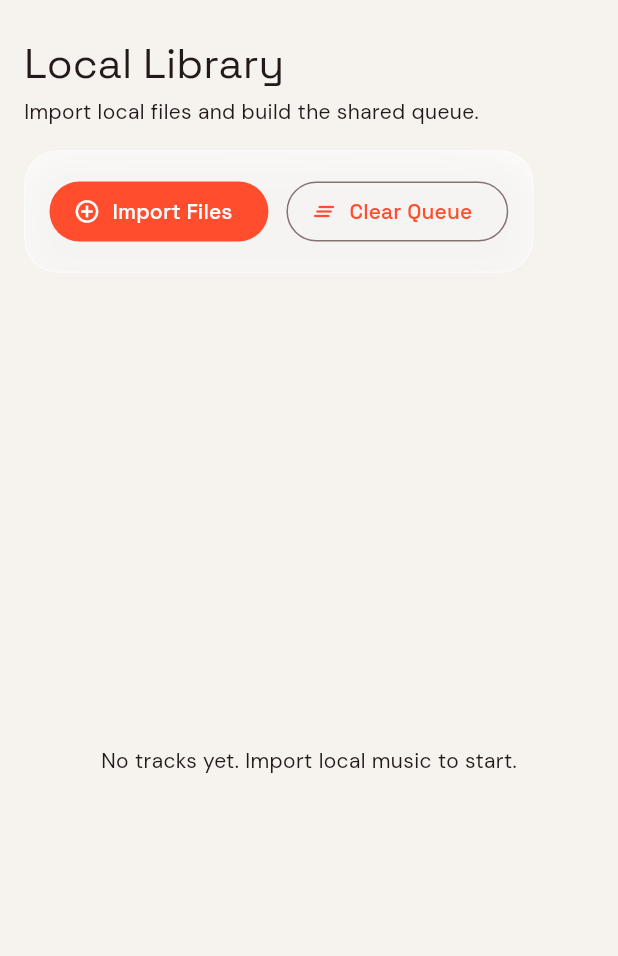
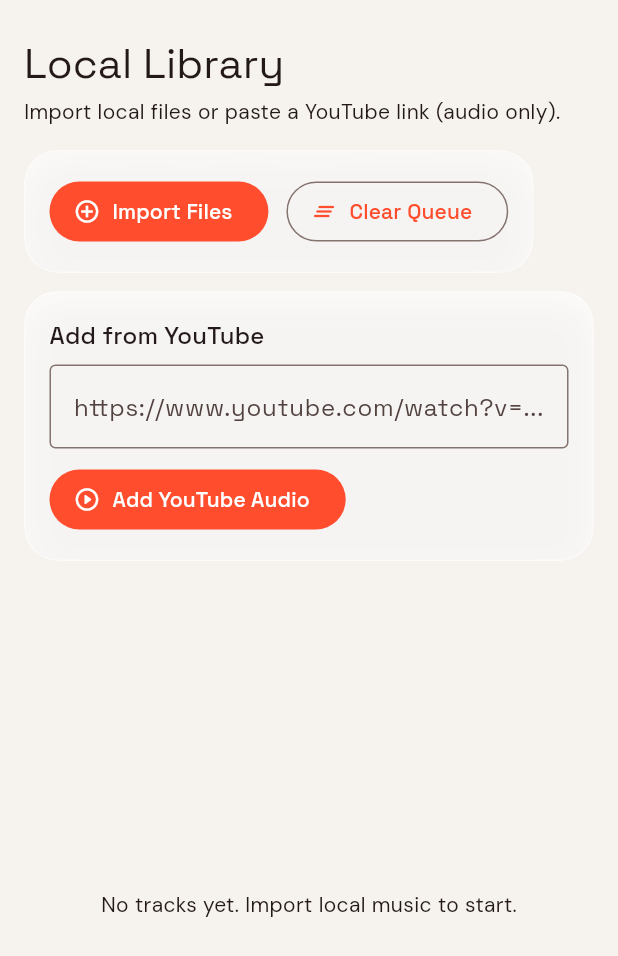
Before and after one commit to DhrubaDC1/collaborative_music_player, a Flutter app: the LibraryTab widget shown alone on an empty page, opened directly, on a phone screen of 412 x 824 dp. Shown: the top 956 px of the screen. Run offline on Flutter 3.47's test engine with Material 3 defaults, Android fonts, the phone set to English and light mode, and no system bars; our stand-ins replace audio_service, file_picker, flutter_riverpod, google_fonts, just_audio, qr_flutter; missing offline and left inert: audio_session, mobile_scanner, youtube_explode_dart; statements that could not run were skipped.

Commit message:
feat: add YouTube link audio playback with seek support

```diff
--- a/lib/features/library/library_tab.dart
+++ b/lib/features/library/library_tab.dart
@@ -3,15 +3,31 @@
 import 'package:collaborative_music_player/domain/track_item.dart';
 import 'package:collaborative_music_player/services/audio/audio_providers.dart';
 import 'package:collaborative_music_player/services/party/party_session_service.dart';
+import 'package:collaborative_music_player/services/youtube/youtube_audio_service.dart';
 import 'package:file_picker/file_picker.dart';
 import 'package:flutter/material.dart';
 import 'package:flutter_riverpod/flutter_riverpod.dart';
 
-class LibraryTab extends ConsumerWidget {
+class LibraryTab extends ConsumerStatefulWidget {
   const LibraryTab({super.key});
 
   @override
-  Widget build(BuildContext context, WidgetRef ref) {
+  ConsumerState<LibraryTab> createState() => _LibraryTabState();
+}
+
+class _LibraryTabState extends ConsumerState<LibraryTab> {
+  final _youtubeController = TextEditingController();
+  final _youtubeService = YoutubeAudioService();
+  bool _addingYoutube = false;
+
+  @override
+  void dispose() {
+    _youtubeController.dispose();
+    super.dispose();
+  }
+
+  @override
+  Widget build(BuildContext context) {
     final queueAsync = ref.watch(queueProvider);
     final partyState = ref.watch(partySessionProvider);
 
@@ -27,7 +43,7 @@
           ),
           const SizedBox(height: 4),
           Text(
-            'Import local files and build the shared queue.',
+            'Import local files or paste a YouTube link (audio only).',
             style: Theme.of(context).textTheme.bodyMedium,
           ),
           const SizedBox(height: 16),
@@ -37,7 +53,7 @@
               runSpacing: 12,
               children: [
                 FilledButton.icon(
-                  onPressed: () => _importLocalTracks(ref),
+                  onPressed: _importLocalTracks,
                   icon: const Icon(Icons.add_circle_outline),
                   label: const Text('Import Files'),
                 ),
@@ -51,6 +67,41 @@
                     avatar: const Icon(Icons.wifi_tethering, size: 18),
                     label: Text('Hosting ${partyState.peers.length} peers'),
                   ),
+              ],
+            ),
+          ),
+          const SizedBox(height: 12),
+          GlassPanel(
+            blur: 14,
+            child: Column(
+              crossAxisAlignment: CrossAxisAlignment.start,
+              children: [
+                Text(
+                  'Add from YouTube',
+                  style: Theme.of(context).textTheme.titleMedium,
+                ),
+                const SizedBox(height: 8),
+                TextField(
+                  controller: _youtubeController,
+                  decoration: const InputDecoration(
+                    border: OutlineInputBorder(),
+                    hintText: 'https://www.youtube.com/watch?v=...',
+                  ),
+                ),
+                const SizedBox(height: 10),
+                FilledButton.icon(
+                  onPressed: _addingYoutube ? null : _addYoutubeTrack,
+                  icon: _addingYoutube
+                      ? const SizedBox(
+                          width: 16,
+                          height: 16,
+                          child: CircularProgressIndicator(strokeWidth: 2),
+                        )
+                      : const Icon(Icons.play_circle_outline_rounded),
+                  label: Text(
+                    _addingYoutube ? 'Resolving...' : 'Add YouTube Audio',
+                  ),
+                ),
               ],
             ),
           ),
@@ -83,7 +134,7 @@
     );
   }
 
-  Future<void> _importLocalTracks(WidgetRef ref) async {
+  Future<void> _importLocalTracks() async {
     final result = await FilePicker.platform.pickFiles(
       allowMultiple: true,
       type: FileType.custom,
@@ -96,6 +147,34 @@
 
     final tracks = paths.map(TrackItem.fromPath).toList(growable: false);
     await ref.read(audioHandlerProvider).appendTracks(tracks);
+  }
+
+  Future<void> _addYoutubeTrack() async {
+    final url = _youtubeController.text.trim();
+    if (url.isEmpty) {
+      return;
+    }
+    setState(() => _addingYoutube = true);
+    try {
+      final track = await _youtubeService.resolveTrack(url);
+      await ref.read(audioHandlerProvider).appendTracks(<TrackItem>[track]);
+      _youtubeController.clear();
+      if (mounted) {
+        ScaffoldMessenger.of(
+          context,
+        ).showSnackBar(SnackBar(content: Text('Added: ${track.title}')));
+      }
+    } catch (error) {
+      if (mounted) {
+        ScaffoldMessenger.of(context).showSnackBar(
+          SnackBar(content: Text('Failed to add YouTube link: $error')),
+        );
+      }
+    } finally {
+      if (mounted) {
+        setState(() => _addingYoutube = false);
+      }
+    }
   }
 }
 
--- a/pubspec.yaml
+++ b/pubspec.yaml
@@ -44,6 +44,7 @@
   multicast_dns: ^0.3.3
   path: ^1.9.1
   uuid: ^4.5.1
+  youtube_explode_dart: ^2.5.2
 
 dev_dependencies:
   flutter_test:
```
Also changed, not shown: lib/services/audio/app_audio_handler.dart (+13 -3 lines), lib/services/party/party_session_service.dart (+14 -0 lines), lib/services/youtube/youtube_audio_service.dart (added, +28 -0 lines), pubspec.lock.
